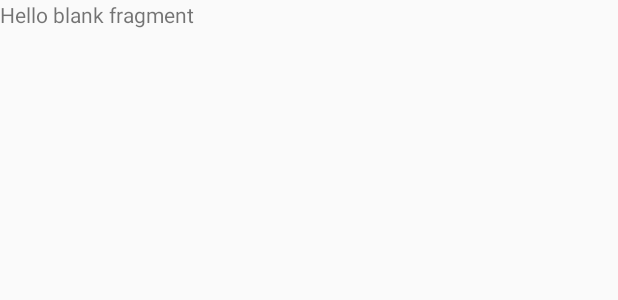
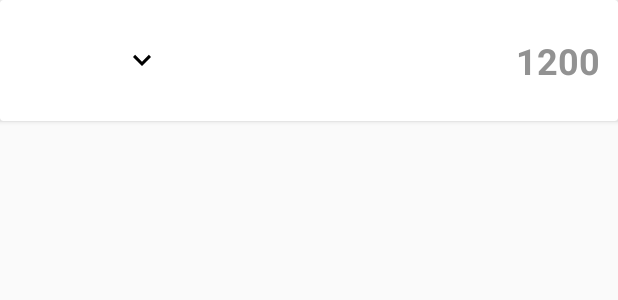
Before and after one commit to DitoHI/MoneyConv, an Android app: the layout fragment_exchange_currency.xml on its own in the app's theme, with its tools: preview values and no code run, on a phone screen of 412 x 824 dp. Shown: the top 300 px of the screen. Run offline under Robolectric (Android 15) with nearby library versions, the phone set to English and light mode, and no system bars.

Commit message:
👔 design custom dropdown for currency form

```diff
--- /dev/null
+++ b/app/src/main/res/drawable/ic_keyboard_arrow_down.xml
@@ -0,0 +1,9 @@
+<vector xmlns:android="http://schemas.android.com/apk/res/android"
+        android:width="24dp"
+        android:height="24dp"
+        android:viewportWidth="24.0"
+        android:viewportHeight="24.0">
+    <path
+        android:fillColor="#FF000000"
+        android:pathData="M7.41,7.84L12,12.42l4.59,-4.58L18,9.25l-6,6 -6,-6z"/>
+</vector>
--- a/app/src/main/res/layout/fragment_current_rates.xml
+++ b/app/src/main/res/layout/fragment_current_rates.xml
@@ -9,6 +9,6 @@
     <TextView
         android:layout_width="match_parent"
         android:layout_height="match_parent"
-        android:text="@string/hello_blank_fragment" />
+        android:text="@string/log_default_description" />
 
 </FrameLayout>
--- a/app/src/main/res/layout/fragment_exchange_currency.xml
+++ b/app/src/main/res/layout/fragment_exchange_currency.xml
@@ -1,14 +1,84 @@
 <?xml version="1.0" encoding="utf-8"?>
 <FrameLayout xmlns:android="http://schemas.android.com/apk/res/android"
+    xmlns:app="http://schemas.android.com/apk/res-auto"
     xmlns:tools="http://schemas.android.com/tools"
     android:layout_width="match_parent"
     android:layout_height="match_parent"
     tools:context=".ui.exchange_currency.ExchangeCurrencyFragment">
 
-    <!-- TODO: Update blank fragment layout -->
-    <TextView
+    <LinearLayout
         android:layout_width="match_parent"
-        android:layout_height="match_parent"
-        android:text="@string/hello_blank_fragment" />
+        android:layout_height="match_parent">
+
+        <androidx.cardview.widget.CardView
+            android:layout_width="match_parent"
+            android:layout_height="wrap_content">
+
+            <androidx.constraintlayout.widget.ConstraintLayout
+                android:layout_width="match_parent"
+                android:layout_height="match_parent"
+                android:paddingHorizontal="@dimen/paddingXs"
+                android:paddingVertical="@dimen/paddingMd">
+
+                <LinearLayout
+                    android:id="@+id/ll_currency_from"
+                    android:layout_width="@dimen/widthSm"
+                    android:layout_height="wrap_content"
+                    android:baselineAligned="false"
+                    android:orientation="horizontal"
+                    app:layout_constraintBottom_toBottomOf="parent"
+                    app:layout_constraintLeft_toLeftOf="parent"
+                    app:layout_constraintTop_toTopOf="parent">
+
+                    <RelativeLayout
+                        android:layout_width="0dp"
+                        android:layout_height="wrap_content"
+                        android:layout_marginEnd="@dimen/marginXs"
+                        android:layout_marginRight="@dimen/marginXs"
+                        android:layout_weight="@integer/weightDefault"
+                        android:orientation="horizontal">
+
+                        <Spinner
+                            android:id="@+id/sp_currency_from"
+                            android:layout_width="match_parent"
+                            android:layout_height="wrap_content"
+                            android:layout_centerVertical="true"
+                            android:layout_gravity="center"
+                            android:layout_marginStart="@dimen/marginXs"
+                            android:layout_marginLeft="@dimen/marginXs"
+                            android:background="@android:color/transparent"
+                            android:gravity="center"
+                            android:spinnerMode="dropdown" />
+
+                        <ImageView
+                            android:layout_width="wrap_content"
+                            android:layout_height="wrap_content"
+                            android:layout_alignParentEnd="true"
+                            android:layout_alignParentRight="true"
+                            android:layout_centerVertical="true"
+                            android:layout_gravity="center"
+                            android:contentDescription="@string/log_default_description"
+                            android:src="@drawable/ic_keyboard_arrow_down" />
+
+                    </RelativeLayout>
+                </LinearLayout>
+
+                <TextView
+                    android:id="@+id/tv_currency_from"
+                    android:layout_width="wrap_content"
+                    android:layout_height="match_parent"
+                    android:text="1200"
+                    android:textColor="@color/gray02"
+                    android:textSize="@dimen/fontSizeMd"
+                    android:textStyle="bold"
+                    app:layout_constraintBottom_toBottomOf="parent"
+                    app:layout_constraintRight_toRightOf="parent"
+                    app:layout_constraintTop_toTopOf="parent" />
+
+            </androidx.constraintlayout.widget.ConstraintLayout>
+
+        </androidx.cardview.widget.CardView>
+
+    </LinearLayout>
 
 </FrameLayout>
--- a/app/src/main/res/values/colors.xml
+++ b/app/src/main/res/values/colors.xml
@@ -5,4 +5,6 @@
     <color name="colorAccent">#03A9F4</color>
 
     <color name="white">#FFFFFF</color>
+    <color name="black01">#4a4758</color>
+    <color name="gray02">#929292</color>
 </resources>
--- /dev/null
+++ b/app/src/main/res/values/dimens.xml
@@ -0,0 +1,25 @@
+<?xml version="1.0" encoding="utf-8"?>
+<resources>
+
+    <!-- Padding -->
+    <dimen name="paddingXs">12dp</dimen>
+    <dimen name="paddingMd">24dp</dimen>
+
+    <!-- Spacing -->
+    <dimen name="spacingXs">2dp</dimen>
+    <dimen name="spacingSm">4dp</dimen>
+
+    <!-- Font Size -->
+    <dimen name="fontSizeSm">16sp</dimen>
+    <dimen name="fontSizeMd">24sp</dimen>
+
+    <!-- Margin -->
+    <dimen name="marginXs">5dp</dimen>
+
+    <!-- Default -->
+    <integer name="weightDefault">1</integer>
+
+    <!-- Size -->
+    <dimen name="widthSm">100dp</dimen>
+
+</resources>
--- a/app/src/main/res/values/strings.xml
+++ b/app/src/main/res/values/strings.xml
@@ -4,6 +4,5 @@
     <string name="tab_exchange_currency">Exchange Currency</string>
     <string name="tab_currency_rates">Currency Rates</string>
 
-    <!-- TODO: Remove or change this placeholder text -->
-    <string name="hello_blank_fragment">Hello blank fragment</string>
+    <string name="log_default_description">Default Description</string>
 </resources>
```
Also changed, not shown: app/src/main/java/com/hafizhnotes/currencyconversion/ui/exchange_currency/ExchangeCurrencyFragment.kt (+24 -1 lines), app/src/main/res/layout/spinner_common_dropdown.xml (added, +10 -0 lines), app/src/main/res/layout/spinner_common_text.xml (added, +13 -0 lines), 1 other file.
